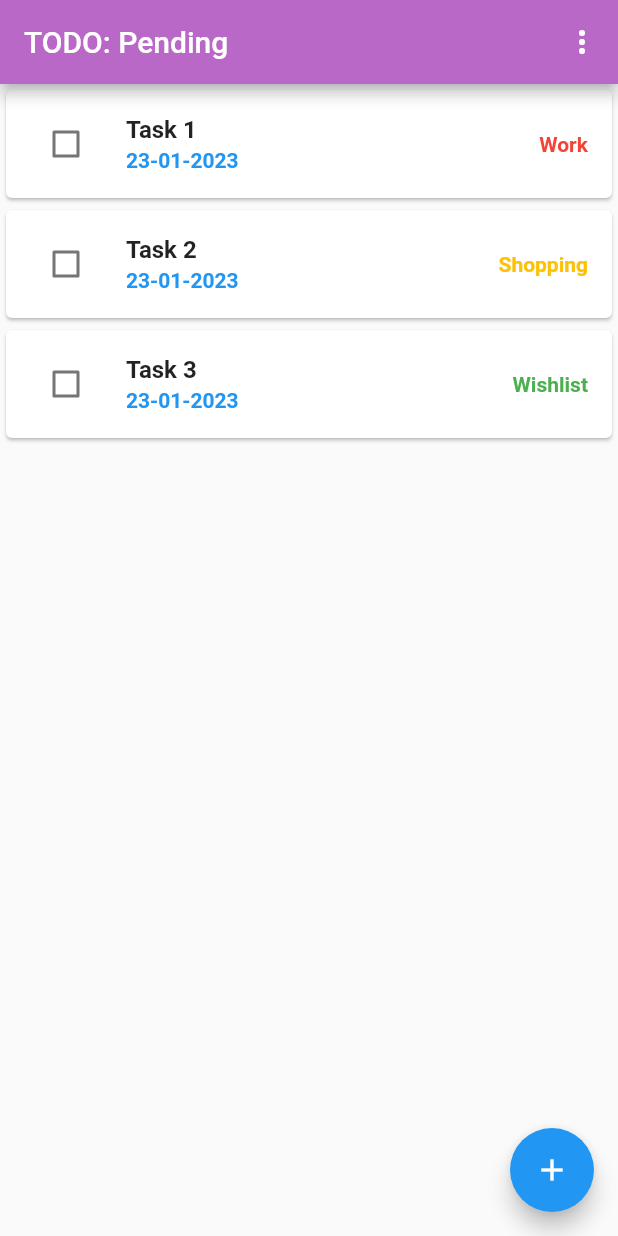
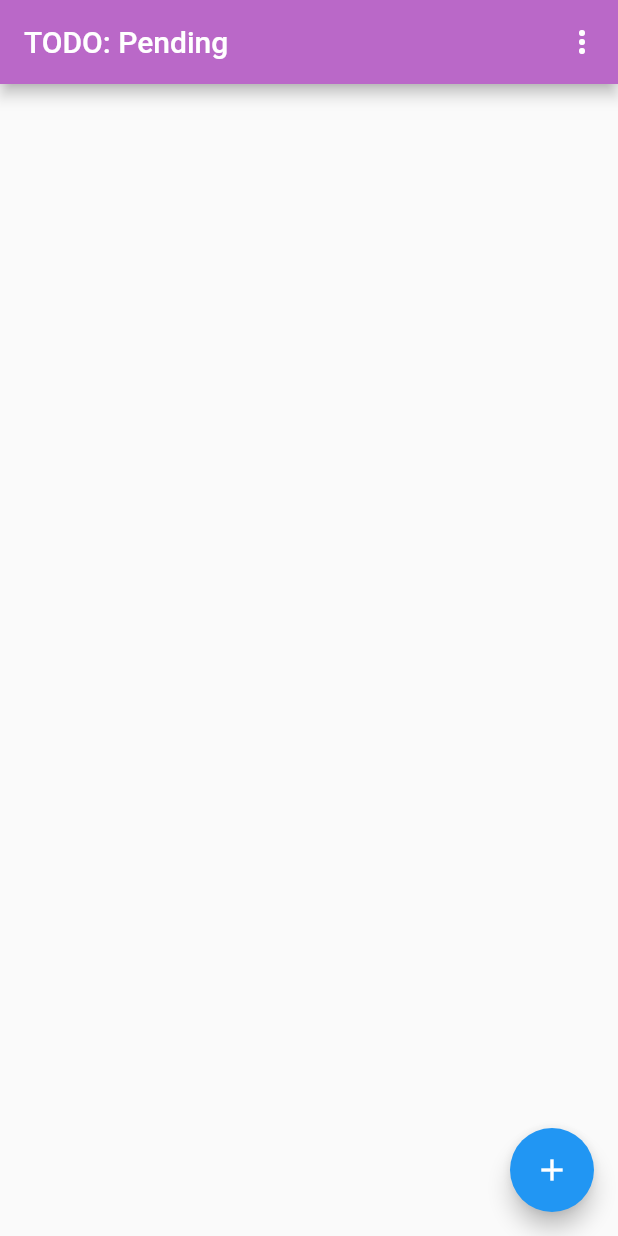
Before and after one commit to a-b-sabbir/Flutter_To-Do, a Flutter app: the screen it shows after launch, on a phone screen of 412 x 824 dp. Run offline on Flutter 3.47's test engine with Material 2 defaults, Android fonts, the phone set to English and light mode, and no system bars.

```diff
--- a/lib/cardWidget.dart
+++ b/lib/cardWidget.dart
@@ -3,7 +3,8 @@ import 'package:to_do/model.dart';
 
 class CardWidget extends StatelessWidget {
   final Model model;
-  const CardWidget({super.key, required this.model});
+  final Function(String, bool) update;
+  const CardWidget({super.key, required this.update, required this.model});
 
   @override
   Widget build(BuildContext context) {
@@ -12,8 +13,9 @@ class CardWidget extends StatelessWidget {
         leading: Checkbox(
           onChanged: (value) {
             print(value);
+            update(model.id, value!);
           },
-          value: false,
+          value: model.status,
         ),
         title: Text(
           model.taskName,
--- a/lib/model.dart
+++ b/lib/model.dart
@@ -1,13 +1,15 @@
 class Model {
+  final String id;
   final String taskName;
   final String taskDate;
   final String type;
-  final bool status;
+  bool status;
 
   //to get input from the user, we will create constructor now
 
   Model(
-      {required this.taskName,
+      {required this.id,
+      required this.taskName,
       required this.taskDate,
       required this.type,
       required this.status});
--- a/lib/my_home_page.dart
+++ b/lib/my_home_page.dart
@@ -17,23 +17,13 @@ class _MyHomePageState extends State<MyHomePage> {
     setState(() {});
   }
 
-  List<Model> listOfTodo = [
-    Model(
-        taskName: "Task 1",
-        taskDate: "23-01-2023",
-        type: "Work",
-        status: false),
-    Model(
-        taskName: "Task 2",
-        taskDate: "23-01-2023",
-        type: "Shopping",
-        status: false),
-    Model(
-        taskName: "Task 3",
-        taskDate: "23-01-2023",
-        type: "Wishlist",
-        status: true)
-  ];
+  updateStatus(String id, bool status) {
+    int index = listOfTodo.indexWhere((element) => element.id == id);
+    listOfTodo[index].status = status;
+    setState(() {});
+  }
+
+  List<Model> listOfTodo = [];
 
   @override
   Widget build(BuildContext context) {
@@ -51,7 +41,12 @@ class _MyHomePageState extends State<MyHomePage> {
         ],
       ),
       body: ListView(
-          children: listOfTodo.map((e) => CardWidget(model: e)).toList()),
+          children: listOfTodo
+              .map((e) => CardWidget(
+                    model: e,
+                    update: updateStatus,
+                  ))
+              .toList()),
       floatingActionButton: FloatingActionButton(
         onPressed: () {
           Navigator.push(
--- a/lib/newTaskPage.dart
+++ b/lib/newTaskPage.dart
@@ -92,6 +92,7 @@ class _NewTaskPageState extends State<NewTaskPage> {
         onPressed: () {
           widget.addTodo(
             Model(
+              id: DateTime.now().toString(),
               taskName: taskController.text,
               taskDate: dueDateController.text,
               type: dropDownValue,
```
